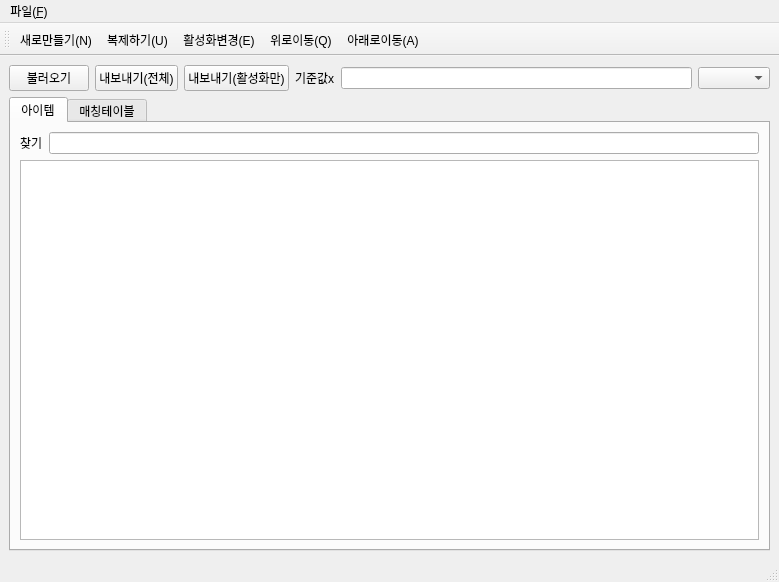
Above: mainwindow.ui from eunwoo/item_manager_qt before the change. Below: the same form after it.
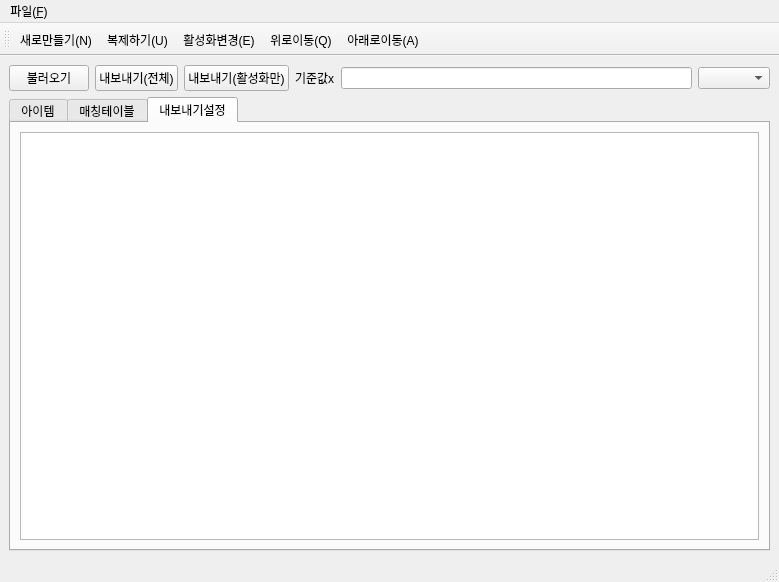
That is the form after the change. The open tabs and pages were chosen to show the change. Icons and pictures are not drawn. Custom widgets are drawn as their Qt base class.

Patch:
```diff
--- a/mainwindow.ui
+++ b/mainwindow.ui
@@ -116,6 +116,20 @@
             </item>
            </layout>
           </widget>
+          <widget class="QWidget" name="tab_3">
+           <attribute name="title">
+            <string>내보내기설정</string>
+           </attribute>
+           <layout class="QVBoxLayout" name="verticalLayout_8">
+            <item>
+             <layout class="QVBoxLayout" name="verticalLayout_7">
+              <item>
+               <widget class="MatchTable" name="matchTableWidget_2"/>
+              </item>
+             </layout>
+            </item>
+           </layout>
+          </widget>
          </widget>
         </item>
        </layout>
```
